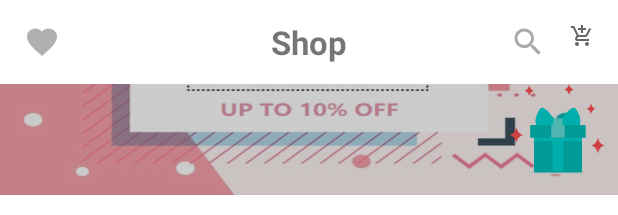
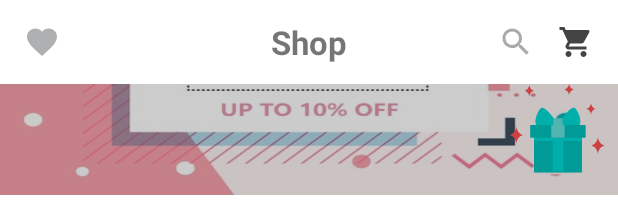
Before and after one commit to AhmedHany6161/Ecommerce, an Android app: the layout fragment_shop.xml on its own in the app's theme, with its tools: preview values and no code run, scrolled down 16 dp, on a phone screen of 412 x 824 dp. Shown: the top 215 px of the screen. Run offline under Robolectric (Android 15) with nearby library versions, the phone set to English and light mode, and no system bars.

Commit message:
integration v1

```diff
--- a/app/src/main/java/com/iti/team/ecommerce/model/local/preferances/Preference.kt
+++ b/app/src/main/java/com/iti/team/ecommerce/model/local/preferances/Preference.kt
@@ -5,7 +5,8 @@ interface Preference {
     fun  setLogin(login:Boolean)
     fun setDiscountId(id:Long)
     fun getDiscountId():Long
-
+    fun setEmail(email:String)
+    fun getEmail():String
     fun setAddress(address:String)
     fun getAddress():String
 }
--- a/app/src/main/java/com/iti/team/ecommerce/model/reposatory/ModelRepo.kt
+++ b/app/src/main/java/com/iti/team/ecommerce/model/reposatory/ModelRepo.kt
@@ -38,4 +38,7 @@ interface ModelRepo {
 
     fun setAddress(address:String)
     fun getAddress():String
+
+    fun setEmail(email:String)
+    fun getEmail():String
 }
--- a/app/src/main/java/com/iti/team/ecommerce/ui/MainActivity.kt
+++ b/app/src/main/java/com/iti/team/ecommerce/ui/MainActivity.kt
@@ -56,7 +56,7 @@ class MainActivity : AppCompatActivity() {
                 }
                 3->{
                     navController.popBackStack()
-                    navController.navigate(R.id.registerFragment)
+                    navController.navigate(R.id.profileFragment)
 
                 }
                 else->{
--- a/app/src/main/java/com/iti/team/ecommerce/ui/categories/CategoriesViewModel.kt
+++ b/app/src/main/java/com/iti/team/ecommerce/ui/categories/CategoriesViewModel.kt
@@ -15,8 +15,8 @@ import com.iti.team.ecommerce.model.data_classes.Product
 import com.iti.team.ecommerce.model.local.room.OfflineDatabase
 import com.iti.team.ecommerce.model.remote.Result
 import com.iti.team.ecommerce.model.reposatory.ModelRepository
+import com.iti.team.ecommerce.utils.Constants
 import com.iti.team.ecommerce.utils.extensions.Event
-import com.iti.team.ecommerce.utils.moshi
 import com.squareup.moshi.JsonAdapter
 import kotlinx.coroutines.Dispatchers
 import kotlinx.coroutines.flow.collect
@@ -109,7 +109,7 @@ class CategoriesViewModel(application: Application): AndroidViewModel(applicatio
     }
 
     private fun convertObjectToString(productObject: Products){
-        val adapterCurrent: JsonAdapter<Products?> = moshi.adapter(Products::class.java)
+        val adapterCurrent: JsonAdapter<Products?> = Constants.moshi.adapter(Products::class.java)
         sendObjectToDetailsScreen(adapterCurrent.toJson(productObject))
     }
 
--- a/app/src/main/java/com/iti/team/ecommerce/ui/login/LoginFragment.kt
+++ b/app/src/main/java/com/iti/team/ecommerce/ui/login/LoginFragment.kt
@@ -178,10 +178,9 @@ class LoginFragment: Fragment()  {
     }
 
     private fun observeAuthenticationState() {
-        val action = LoginFragmentDirections.actionLoginFragmentToCateogre()
         viewModel.authenticationState.observe(viewLifecycleOwner, Observer { authenticationState ->
             when (authenticationState) {
-                LoginViewModel.AuthenticationState.AUTHENTICATED -> findNavController().navigate(action)
+                LoginViewModel.AuthenticationState.AUTHENTICATED -> findNavController().popBackStack()
 
                 else -> {
                     binding.googleBtn.setOnClickListener { launchSignInGoogle() }
--- a/app/src/main/java/com/iti/team/ecommerce/ui/login/LoginViewModel.kt
+++ b/app/src/main/java/com/iti/team/ecommerce/ui/login/LoginViewModel.kt
@@ -64,6 +64,7 @@ class LoginViewModel( application: Application): AndroidViewModel(application)
                             isValid.value = true
                             Log.i("login:", "valid email")
                             Log.i("login:", password)
+                            modelRepository.setLogin(true)
                         }
                     }
                 }
@@ -81,8 +82,11 @@ class LoginViewModel( application: Application): AndroidViewModel(application)
     }
     val authenticationState = FirebaseUserLiveData().map { user ->
         if (user != null) {
+            modelRepository.setLogin(true)
+            modelRepository.setEmail(user.email?:"unknown")
             AuthenticationState.AUTHENTICATED
         } else {
+            modelRepository.setLogin(false)
             AuthenticationState.UNAUTHENTICATED
         }
     }
--- a/app/src/main/java/com/iti/team/ecommerce/ui/profile/ProfileFragment.kt
+++ b/app/src/main/java/com/iti/team/ecommerce/ui/profile/ProfileFragment.kt
@@ -150,7 +150,7 @@ class ProfileFragment : Fragment() {
             recyclerView.visibility = View.VISIBLE
             showAll.visibility = View.VISIBLE
             pleaseLogin.visibility = View.GONE
-            email.text = "Hi , ${FirebaseAuth.getInstance().currentUser}"
+            email.text = "Hi , ${viewModel.getEmail()}"
             profile.setAnimation(R.raw.login_profile)
         } else {
             recyclerView.visibility = View.GONE
--- a/app/src/main/java/com/iti/team/ecommerce/ui/profile/ProfileViewModel.kt
+++ b/app/src/main/java/com/iti/team/ecommerce/ui/profile/ProfileViewModel.kt
@@ -133,4 +133,7 @@ class ProfileViewModel(application: Application) : AndroidViewModel(application)
     fun getWishLis(): LiveData<List<Product>> {
         return productFlowData
     }
+    fun getEmail(): String {
+        return modelRepository.getEmail()
+    }
 }
--- a/app/src/main/java/com/iti/team/ecommerce/ui/shop/ShopFragment.kt
+++ b/app/src/main/java/com/iti/team/ecommerce/ui/shop/ShopFragment.kt
@@ -37,6 +37,7 @@ class ShopFragment : Fragment() {
     override fun onResume() {
         super.onResume()
             (activity as MainActivity).bottomNavigation.isGone = false
+
     }
     private fun init(){
         binding.viewModel = viewModel
@@ -131,7 +132,6 @@ class ShopFragment : Fragment() {
     private fun navigate(productType: String = ""){
         val action = ShopFragmentDirections.actionShopFragmentToProducts(productType)
         findNavController().navigate(action)
-
     }
 
     private fun observeNavigateToShopProduct(){
--- a/app/src/main/java/com/iti/team/ecommerce/ui/shop/ShopViewModel.kt
+++ b/app/src/main/java/com/iti/team/ecommerce/ui/shop/ShopViewModel.kt
@@ -97,7 +97,6 @@ class ShopViewModel(application: Application): AndroidViewModel(application)  {
 //        productTypeSet.add("t-shirts")
 //        productTypeSet.add("shoes")
 //        productTypeSet.add("accessories")
-       modelRepository.setLogin(true)
     }
 
     private fun createDiscount(discount:Discount){
--- a/app/src/main/java/com/iti/team/ecommerce/utils/PreferanceUtils.kt
+++ b/app/src/main/java/com/iti/team/ecommerce/utils/PreferanceUtils.kt
@@ -6,3 +6,4 @@ const val LOGIN_KEY = "LOGIN"
 
 const val DISCOUNT_KEY = "DISCOUNT"
 const val ADDRESS_KEY = "ADDRESS"
+const val EMAIL_KEY = "EMAIL"
--- a/app/src/main/res/layout/fragment_categories.xml
+++ b/app/src/main/res/layout/fragment_categories.xml
@@ -27,10 +27,10 @@
 
         <ImageView
             android:id="@+id/cart_image"
-            android:layout_width="25dp"
-            android:layout_height="25dp"
+            android:layout_width="wrap_content"
+            android:layout_height="wrap_content"
             android:layout_marginEnd="16dp"
-            android:src="@drawable/cart"
+            android:src="@drawable/ic__shopping_cart"
             app:layout_constraintEnd_toEndOf="parent"
             app:layout_constraintTop_toTopOf="@+id/favorite_image"
             android:onClick="@{()->viewModel.navigateToCart()}"/>
--- a/app/src/main/res/layout/fragment_more_menu.xml
+++ b/app/src/main/res/layout/fragment_more_menu.xml
@@ -64,7 +64,7 @@
             <ImageView
                 android:layout_width="wrap_content"
                 android:layout_height="wrap_content"
-                android:src="@drawable/cart"/>
+                android:src="@drawable/ic__shopping_cart"/>
             <TextView
                 android:layout_width="wrap_content"
                 android:layout_height="wrap_content"
--- a/app/src/main/res/layout/fragment_shop.xml
+++ b/app/src/main/res/layout/fragment_shop.xml
@@ -27,10 +27,10 @@
 
         <ImageView
             android:id="@+id/cart_image"
-            android:layout_width="16dp"
-            android:layout_height="16dp"
+            android:layout_width="wrap_content"
+            android:layout_height="wrap_content"
             android:layout_marginEnd="16dp"
-            android:src="@drawable/cart"
+            android:src="@drawable/ic__shopping_cart"
             app:layout_constraintEnd_toEndOf="parent"
             app:layout_constraintTop_toTopOf="@+id/favorite_image"
             android:onClick="@{()->viewModel.navigateToCart()}"/>
```
Also changed, not shown: app/src/main/java/com/iti/team/ecommerce/model/local/preferances/PreferenceDataSource.kt (+13 -4 lines), app/src/main/java/com/iti/team/ecommerce/model/reposatory/ModelRepository.kt (+8 -0 lines).
